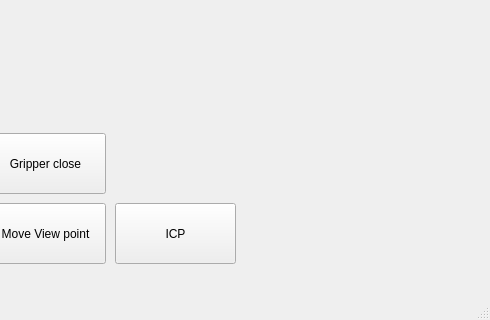
This is mainwindow.ui in NYONYANI/Qt-Detectron2-Shared-Memory- as Qt 5 draws it before an edit; both pictures show x 825 to 1315 and y 437 to 757 of the 1315 by 757 pixel window. The edited form follows.
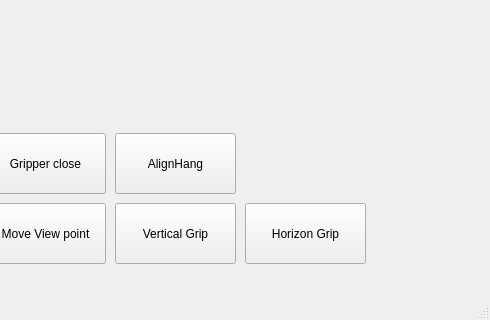
This is the edited form. Custom widgets are drawn as their Qt base class.

The edit to the form file:
```diff
--- a/mainwindow.ui
+++ b/mainwindow.ui
@@ -203,7 +203,33 @@
      </rect>
     </property>
     <property name="text">
-     <string>ICP</string>
+     <string>Vertical Grip</string>
+    </property>
+   </widget>
+   <widget class="QPushButton" name="HorizonGripButton">
+    <property name="geometry">
+     <rect>
+      <x>1070</x>
+      <y>640</y>
+      <width>121</width>
+      <height>61</height>
+     </rect>
+    </property>
+    <property name="text">
+     <string>Horizon Grip</string>
+    </property>
+   </widget>
+   <widget class="QPushButton" name="AlignHangButton">
+    <property name="geometry">
+     <rect>
+      <x>940</x>
+      <y>570</y>
+      <width>121</width>
+      <height>61</height>
+     </rect>
+    </property>
+    <property name="text">
+     <string>AlignHang</string>
     </property>
    </widget>
   </widget>
```
